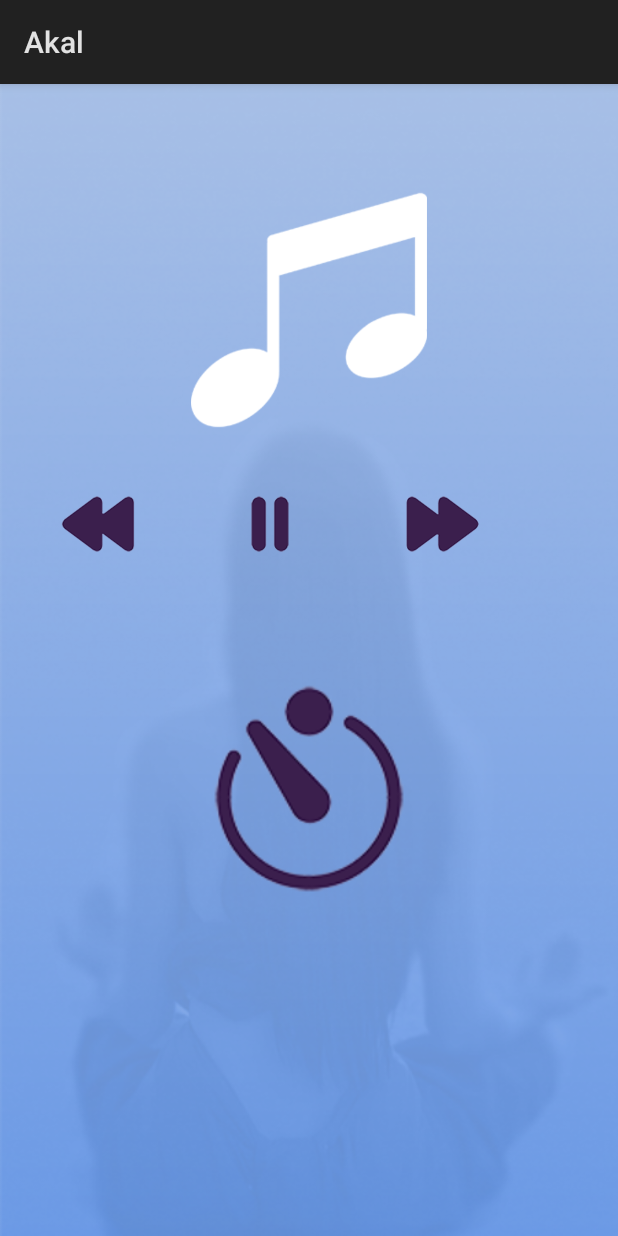
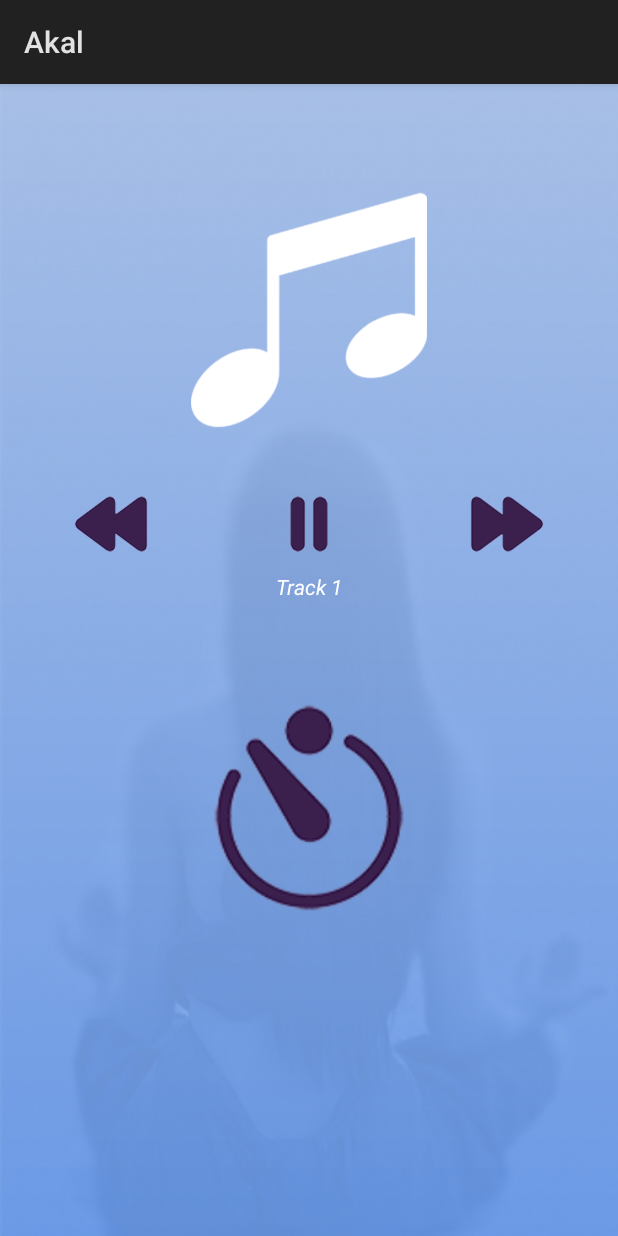
Before and after one commit to carlosolmos/akal, an Android app: the screen it shows after launch (MainActivity), after a tap on an icon or button, on a phone screen of 412 x 824 dp. Run offline under Robolectric (Android 15) with nearby library versions, the phone set to English and light mode, and no system bars; libraries missing offline, so code that uses them is left out: com.spotify.sdk; pictures from the network do not load; 4 statements that could not run were skipped.

Commit message:
fix track name and timer.

```diff
--- a/app/akal/app/src/main/java/com/metistd/akal/MusicFragment.java
+++ b/app/akal/app/src/main/java/com/metistd/akal/MusicFragment.java
@@ -77,7 +77,7 @@ public class MusicFragment extends Fragment {
         mainActivity = (MainActivity)getActivity();
         // Inflate the layout for this fragment
         final View musicView = inflater.inflate(R.layout.fragment_music, container, false);
-        TextView txtTrackName = (TextView)musicView.findViewById(R.id.txtTrackName);
+        txtTrackName = (TextView)musicView.findViewById(R.id.txtTrackName);
         musicIcon = (ImageView)musicView.findViewById(R.id.imgMusicIcon);
         musicIcon.setOnClickListener(new View.OnClickListener() {
             @Override
@@ -123,7 +123,6 @@ public class MusicFragment extends Fragment {
                 forwardMusic(view);
             }
         });
-
 
         return musicView;
     }
--- a/app/akal/app/src/main/java/com/metistd/akal/TimerFragment.java
+++ b/app/akal/app/src/main/java/com/metistd/akal/TimerFragment.java
@@ -268,7 +268,7 @@ public class TimerFragment extends Fragment {
             isTimerOn = true;
             txtClockPlayPause.setText("Pause");
             txtClockPlayPause.setTextColor(ContextCompat.getColor(getContext(), R.color.colorWhite));
-            long runForMillis = ((currentMinutes * 60)  + currentSeconds) * 1000;
+            long runForMillis = ((currentMinutes * 60)  + currentSeconds+1) * 1000;
             initCountDown(runForMillis);
             countDownTimer.start();
             isTimerRunning = true;
@@ -317,6 +317,7 @@ public class TimerFragment extends Fragment {
             String timerString = String.format("%02d:%02d", currentMinutes,currentSeconds);
             txtTimerDisplay.setText(timerString);
             showTimerControls();
+            startTimer(view);
         }
     }
 
--- a/app/akal/app/src/main/res/layout/fragment_music.xml
+++ b/app/akal/app/src/main/res/layout/fragment_music.xml
@@ -48,7 +48,7 @@
                 android:layout_height="96px"
                 android:layout_weight="1"
                 android:src="@drawable/forward" />
-
+        </LinearLayout>
         <TextView
             android:id="@+id/txtTrackName"
             android:layout_width="wrap_content"
@@ -57,7 +57,6 @@
             android:textColor="@color/colorWhite"
             android:textStyle="italic"
             android:layout_gravity="center"/>
-        </LinearLayout>
 
     </LinearLayout>
 
```
Lines whose indentation alone changed are shown as unchanged.
